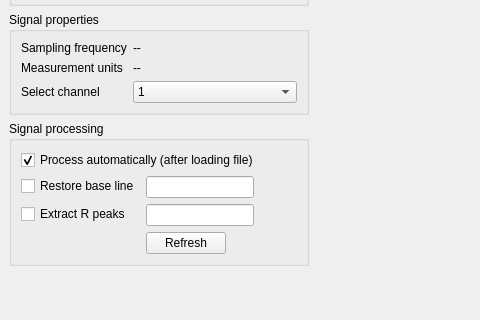
First picture: the form in heartapp_mainwindow.ui, repository afanasenko/ecg-hd, before the edit; both pictures show x 0 to 480 and y 286 to 606 of the 812 by 606 pixel window.
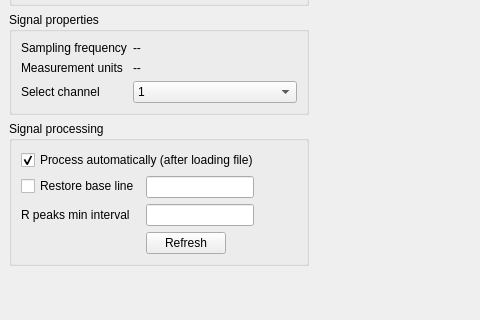
Second picture: the form after the edit. Custom widgets are drawn as their Qt base class.

Commit message: Remove checkbox

```diff
--- a/heartapp_mainwindow.ui
+++ b/heartapp_mainwindow.ui
@@ -164,12 +164,9 @@
           </widget>
          </item>
          <item row="2" column="1">
-          <widget class="QLineEdit" name="biasWindowLen"/>
-         </item>
-         <item row="3" column="0">
-          <widget class="QCheckBox" name="checkBox_3">
-           <property name="text">
-            <string>Extract R peaks</string>
+          <widget class="QLineEdit" name="biasWindowLen">
+           <property name="readOnly">
+            <bool>false</bool>
            </property>
           </widget>
          </item>
@@ -183,6 +180,13 @@
            </property>
           </widget>
          </item>
+         <item row="3" column="0">
+          <widget class="QLabel" name="label_4">
+           <property name="text">
+            <string>R peaks min interval</string>
+           </property>
+          </widget>
+         </item>
         </layout>
        </widget>
       </item>
```
Left out of the diff: 2 changed lines with no effect on the pictures.
